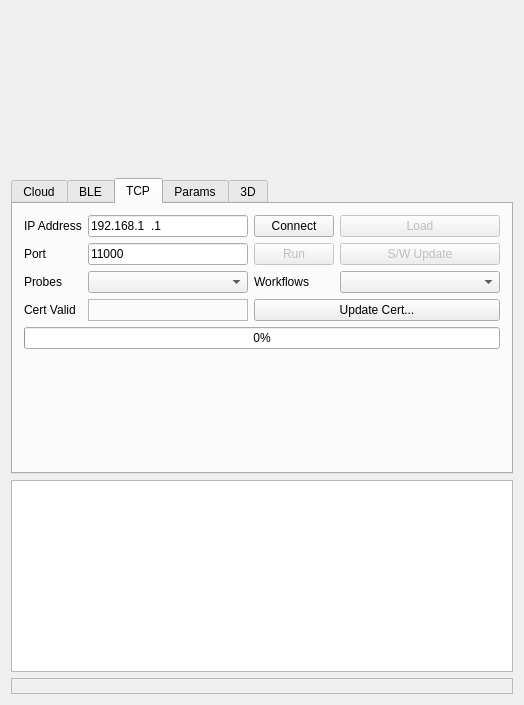
dev-threads/solum, file examples/solum_qt/solumqt.ui: the form before one commit.
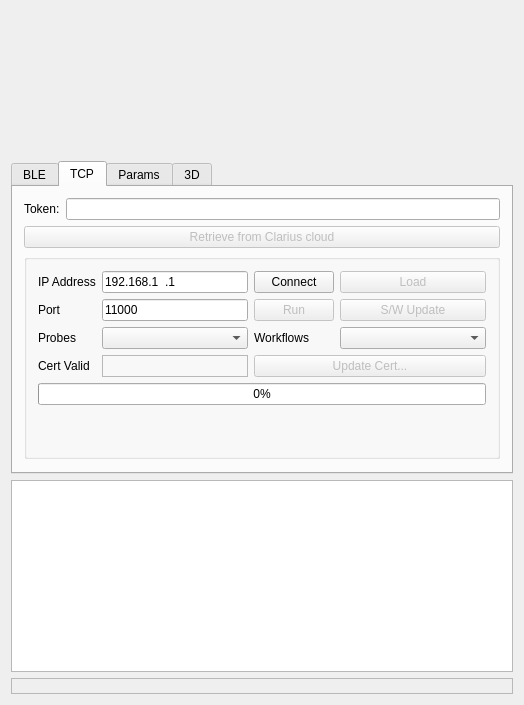
The form after the commit. The open tabs and pages were chosen to show the change. Custom widgets are drawn as their Qt base class.

Commit message:
Qt: UI: move cloud token retrieval to TCP tab
TCP connections are not really functional without these tokens.

The edit to the form file:
```diff
--- a/examples/solum_qt/solumqt.ui
+++ b/examples/solum_qt/solumqt.ui
@@ -36,58 +36,6 @@
       <property name="currentIndex">
        <number>0</number>
       </property>
-      <widget class="QWidget" name="_cloud">
-       <attribute name="title">
-        <string>Cloud</string>
-       </attribute>
-       <layout class="QVBoxLayout" name="verticalLayout_7">
-        <item>
-         <layout class="QVBoxLayout" name="verticalLayout_8">
-          <item>
-           <layout class="QHBoxLayout" name="horizontalLayout_6">
-            <item>
-             <widget class="QLabel" name="_token">
-              <property name="text">
-               <string>Token:</string>
-              </property>
-             </widget>
-            </item>
-            <item>
-             <widget class="QLineEdit" name="token">
-              <property name="text">
-               <string/>
-              </property>
-             </widget>
-            </item>
-           </layout>
-          </item>
-          <item>
-           <widget class="JobButton" name="retrieve">
-            <property name="enabled">
-             <bool>false</bool>
-            </property>
-            <property name="text">
-             <string>Retrieve</string>
-            </property>
-           </widget>
-          </item>
-         </layout>
-        </item>
-        <item>
-         <spacer name="verticalSpacer_3">
-          <property name="orientation">
-           <enum>Qt::Vertical</enum>
-          </property>
-          <property name="sizeHint" stdset="0">
-           <size>
-            <width>20</width>
-            <height>40</height>
-           </size>
-          </property>
-         </spacer>
-        </item>
-       </layout>
-      </widget>
       <widget class="QWidget" name="_ble">
        <attribute name="title">
         <string>BLE</string>
@@ -344,7 +292,85 @@
         <string>TCP</string>
        </attribute>
        <layout class="QGridLayout" name="gridLayout_3">
-        <item row="4" column="0" colspan="4">
+        <item row="0" column="0" colspan="4">
+         <layout class="QVBoxLayout" name="verticalLayout_8">
+          <item>
+           <layout class="QHBoxLayout" name="horizontalLayout_6">
+            <item>
+             <widget class="QLabel" name="_token">
+              <property name="text">
+               <string>Token:</string>
+              </property>
+             </widget>
+            </item>
+            <item>
+             <widget class="QLineEdit" name="token">
+              <property name="text">
+               <string/>
+              </property>
+             </widget>
+            </item>
+           </layout>
+          </item>
+          <item>
+           <widget class="JobButton" name="retrieve">
+            <property name="enabled">
+             <bool>false</bool>
+            </property>
+            <property name="text">
+             <string>Retrieve from Clarius cloud</string>
+            </property>
+           </widget>
+          </item>
+         </layout>
+        </item>
+        <item row="1" column="0" colspan="4">
+         <widget class="QGroupBox" name="tcp">
+          <property name="sizePolicy">
+           <sizepolicy hsizetype="Expanding" vsizetype="Fixed">
+            <horstretch>0</horstretch>
+            <verstretch>0</verstretch>
+           </sizepolicy>
+          </property>
+          <layout class="QGridLayout">
+           <item row="2" column="1">
+            <widget class="QLineEdit" name="port">
+             <property name="inputMask">
+              <string>#####</string>
+             </property>
+             <property name="text">
+              <string>11000</string>
+             </property>
+            </widget>
+           </item>
+           <item row="1" column="1">
+            <widget class="QLineEdit" name="ip">
+             <property name="inputMask">
+              <string>000.000.000.000</string>
+             </property>
+             <property name="text">
+              <string>192.168.1.1</string>
+             </property>
+            </widget>
+           </item>
+           <item row="4" column="0">
+            <widget class="QLabel" name="_cert">
+             <property name="text">
+              <string>Cert Valid</string>
+             </property>
+            </widget>
+           </item>
+           <item row="4" column="2" colspan="2">
+            <widget class="QPushButton" name="updateCert">
+             <property name="enabled">
+              <bool>false</bool>
+             </property>
+             <property name="text">
+              <string>Update Cert...</string>
+             </property>
+            </widget>
+           </item>
+           <item row="5" column="0" colspan="4">
          <widget class="QProgressBar" name="progress">
           <property name="toolTip">
            <string>Software Update Progress</string>
@@ -354,101 +380,54 @@
           </property>
          </widget>
         </item>
-        <item row="1" column="1">
-         <widget class="QLineEdit" name="port">
-          <property name="inputMask">
-           <string>#####</string>
-          </property>
-          <property name="text">
-           <string>11000</string>
-          </property>
-         </widget>
-        </item>
-        <item row="2" column="0">
+           <item row="3" column="0">
          <widget class="QLabel" name="_probeslist">
           <property name="text">
            <string>Probes</string>
           </property>
          </widget>
         </item>
-        <item row="2" column="1">
+           <item row="3" column="1">
          <widget class="QComboBox" name="probes"/>
         </item>
-        <item row="0" column="3">
-         <widget class="QPushButton" name="load">
-          <property name="enabled">
-           <bool>false</bool>
+           <item row="4" column="1">
+            <widget class="QLabel" name="cert">
+             <property name="frameShape">
+              <enum>QFrame::StyledPanel</enum>
           </property>
           <property name="text">
-           <string>Load</string>
+              <string/>
           </property>
          </widget>
         </item>
-        <item row="1" column="3">
-         <widget class="QPushButton" name="update">
-          <property name="enabled">
-           <bool>false</bool>
-          </property>
-          <property name="text">
-           <string>S/W Update</string>
-          </property>
-         </widget>
-        </item>
-        <item row="2" column="2">
-         <widget class="QLabel" name="_workflows">
-          <property name="text">
-           <string>Workflows</string>
-          </property>
-         </widget>
-        </item>
-        <item row="5" column="0" colspan="4">
-         <spacer name="verticalSpacer_2">
-          <property name="orientation">
-           <enum>Qt::Vertical</enum>
-          </property>
-          <property name="sizeHint" stdset="0">
-           <size>
-            <width>20</width>
-            <height>40</height>
-           </size>
-          </property>
-         </spacer>
-        </item>
-        <item row="1" column="0">
+           <item row="2" column="0">
          <widget class="QLabel" name="_port">
           <property name="text">
            <string>Port</string>
           </property>
          </widget>
         </item>
-        <item row="0" column="2">
-         <widget class="QPushButton" name="connect">
-          <property name="text">
-           <string>Connect</string>
-          </property>
-         </widget>
-        </item>
-        <item row="2" column="3">
-         <widget class="QComboBox" name="workflows">
-          <property name="sizePolicy">
-           <sizepolicy hsizetype="Expanding" vsizetype="Fixed">
-            <horstretch>0</horstretch>
-            <verstretch>0</verstretch>
-           </sizepolicy>
-          </property>
-         </widget>
-        </item>
-        <item row="0" column="1">
-         <widget class="QLineEdit" name="ip">
-          <property name="inputMask">
-           <string>000.000.000.000</string>
-          </property>
+           <item row="7" column="0" colspan="4">
+            <spacer name="verticalSpacer_2">
+             <property name="orientation">
+              <enum>Qt::Vertical</enum>
+             </property>
+             <property name="sizeHint" stdset="0">
+              <size>
+               <width>20</width>
+               <height>40</height>
+              </size>
+             </property>
+            </spacer>
+           </item>
+           <item row="3" column="2">
+            <widget class="QLabel" name="_workflows">
           <property name="text">
-           <string>192.168.1.1</string>
+              <string>Workflows</string>
           </property>
          </widget>
         </item>
-        <item row="0" column="0">
+           <item row="1" column="0">
          <widget class="QLabel" name="_ip">
           <property name="text">
            <string>IP Address</string>
@@ -456,6 +435,33 @@
          </widget>
         </item>
         <item row="1" column="2">
+            <widget class="QPushButton" name="connect">
+             <property name="text">
+              <string>Connect</string>
+             </property>
+            </widget>
+           </item>
+           <item row="3" column="3">
+            <widget class="QComboBox" name="workflows">
+             <property name="sizePolicy">
+              <sizepolicy hsizetype="Expanding" vsizetype="Fixed">
+               <horstretch>0</horstretch>
+               <verstretch>0</verstretch>
+              </sizepolicy>
+             </property>
+            </widget>
+           </item>
+           <item row="1" column="3">
+            <widget class="QPushButton" name="load">
+             <property name="enabled">
+              <bool>false</bool>
+             </property>
+             <property name="text">
+              <string>Load</string>
+             </property>
+            </widget>
+           </item>
+           <item row="2" column="2">
          <widget class="QPushButton" name="freeze">
           <property name="enabled">
            <bool>false</bool>
@@ -465,31 +471,17 @@
           </property>
          </widget>
         </item>
-        <item row="3" column="0">
-         <widget class="QLabel" name="_cert">
-          <property name="text">
-           <string>Cert Valid</string>
-          </property>
-         </widget>
-        </item>
-        <item row="3" column="1">
-         <widget class="QLabel" name="cert">
-          <property name="frameShape">
-           <enum>QFrame::StyledPanel</enum>
-          </property>
-          <property name="text">
-           <string/>
-          </property>
-         </widget>
-        </item>
-        <item row="3" column="2" colspan="2">
-         <widget class="QPushButton" name="updateCert">
+           <item row="2" column="3">
+            <widget class="QPushButton" name="update">
           <property name="enabled">
-           <bool>true</bool>
+              <bool>false</bool>
           </property>
           <property name="text">
-           <string>Update Cert...</string>
-          </property>
+              <string>S/W Update</string>
+             </property>
+            </widget>
+           </item>
+          </layout>
          </widget>
         </item>
        </layout>
```
Lines whose indentation alone changed are shown as unchanged. The commit also changes 1 other file.
